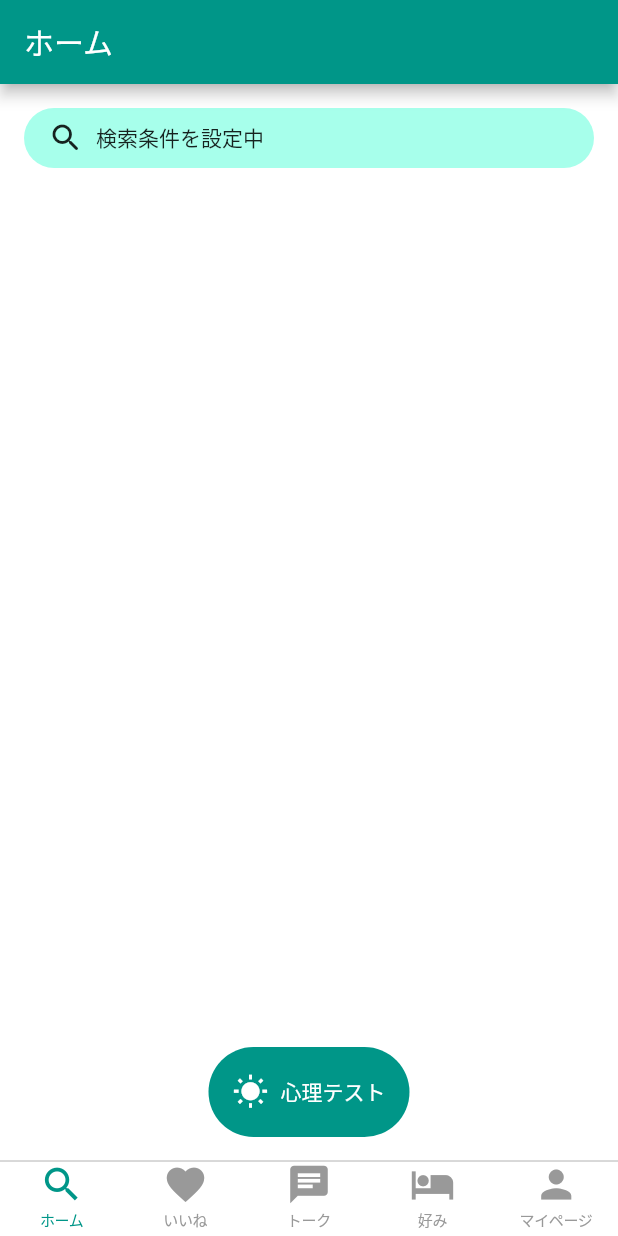
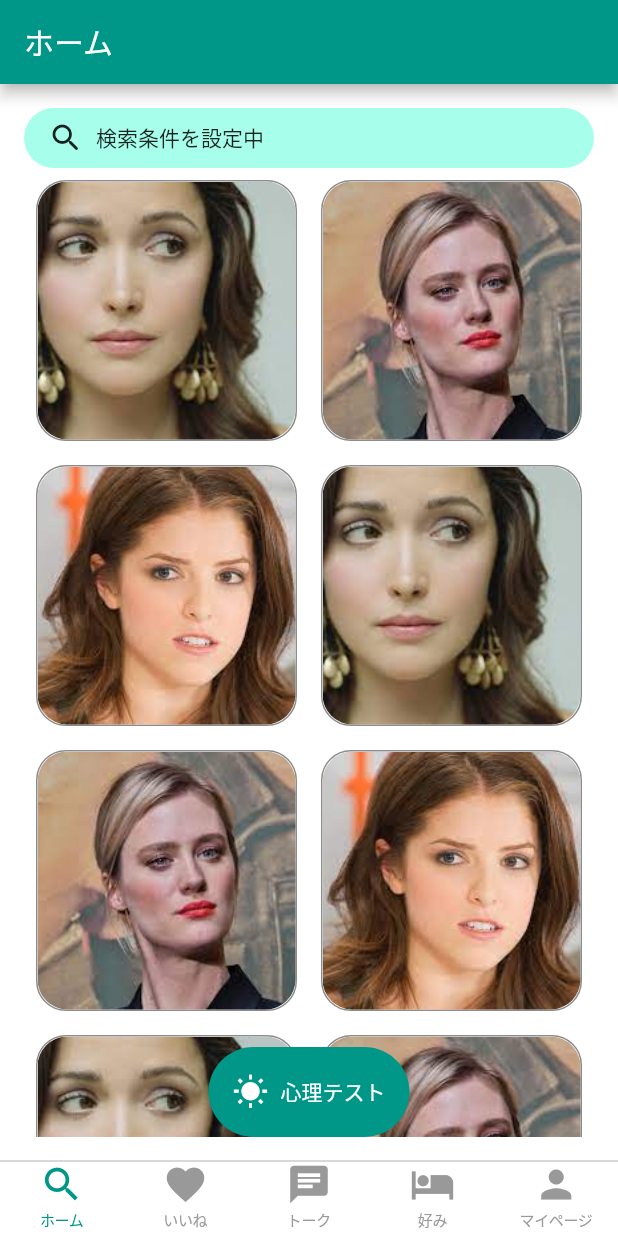
Before and after one commit to hideokawahara/diary_app, a Flutter app: the screen it shows after launch, on a phone screen of 412 x 824 dp. Run offline on Flutter 3.47's test engine with Material 2 defaults, Android fonts, the phone set to English and light mode, and no system bars.

Commit message:
feat: gridview作成

```diff
--- a/lib/screens/home_screen.dart
+++ b/lib/screens/home_screen.dart
@@ -1,6 +1,7 @@
 import 'package:diary_app/resource/app_colors.dart';
 import 'package:diary_app/widgets/search_box.dart';
 import 'package:diary_app/widgets/special_contents_button.dart';
+import 'package:diary_app/widgets/users_grid_view.dart';
 import 'package:flutter/material.dart';
 
 class HomeScreen extends StatelessWidget {
@@ -25,6 +26,21 @@ class HomeScreen extends StatelessWidget {
 }
 
 class HomeScreenBody extends StatelessWidget {
+  final List<String> users = [
+    'images/dummy/dummy_person1.jpeg',
+    'images/dummy/dummy_person2.jpeg',
+    'images/dummy/dummy_person3.jpeg',
+    'images/dummy/dummy_person1.jpeg',
+    'images/dummy/dummy_person2.jpeg',
+    'images/dummy/dummy_person3.jpeg',
+    'images/dummy/dummy_person1.jpeg',
+    'images/dummy/dummy_person2.jpeg',
+    'images/dummy/dummy_person3.jpeg',
+    'images/dummy/dummy_person1.jpeg',
+    'images/dummy/dummy_person2.jpeg',
+    'images/dummy/dummy_person3.jpeg',
+  ];
+
   @override
   Widget build(BuildContext context) {
     return SafeArea(
@@ -33,6 +49,7 @@ class HomeScreenBody extends StatelessWidget {
         child: Column(
           children: <Widget>[
             SearchBox(),
+            UsersGridView(users: users),
           ],
         ),
       ),
--- /dev/null
+++ b/lib/widgets/users_grid_view.dart
@@ -0,0 +1,35 @@
+import 'package:flutter/material.dart';
+
+class UsersGridView extends StatelessWidget {
+  UsersGridView({@required this.users});
+
+  final List<String> users;
+
+  @override
+  Widget build(BuildContext context) {
+    return Expanded(
+      child: GridView.builder(
+        itemCount: users.length,
+        gridDelegate: SliverGridDelegateWithFixedCrossAxisCount(
+          crossAxisCount: 2,
+        ),
+        itemBuilder: (context, index) {
+          return Container(
+            margin: const EdgeInsets.all(8.0),
+            decoration: BoxDecoration(
+              border: Border.all(color: Colors.black45),
+              borderRadius: BorderRadius.circular(20.0),
+            ),
+            child: ClipRRect(
+              borderRadius: BorderRadius.circular(20.0),
+              child: Image.asset(
+                users[index],
+                fit: BoxFit.cover,
+              ),
+            ),
+          );
+        },
+      ),
+    );
+  }
+}
--- a/pubspec.yaml
+++ b/pubspec.yaml
@@ -48,6 +48,7 @@ flutter:
   # To add assets to your application, add an assets section, like this:
   assets:
      - images/
+     - images/dummy/
 
   # An image asset can refer to one or more resolution-specific "variants", see
   # https://flutter.dev/assets-and-images/#resolution-aware.
```
Also changed, not shown: images/dummy/dummy_person1.jpeg (added), images/dummy/dummy_person2.jpeg (added), images/dummy/dummy_person3.jpeg (added), pubspec.lock, 1 other file.
